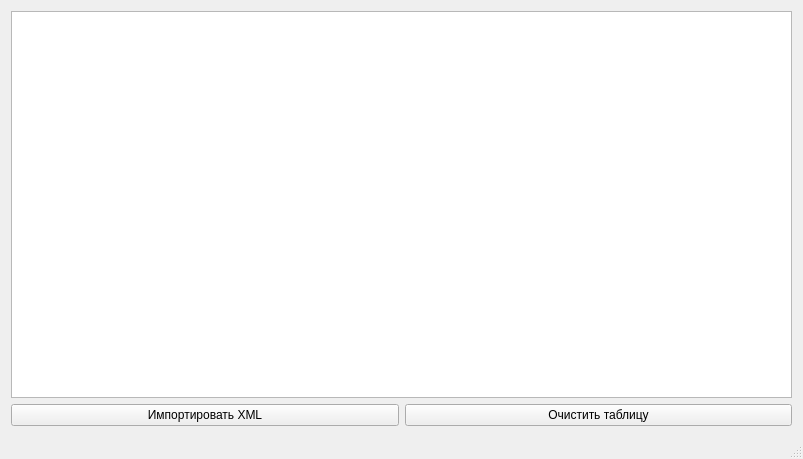
This is mainwindow.ui in leeroyka/XMLDB as Qt 5 draws it before an edit. The edited form follows.
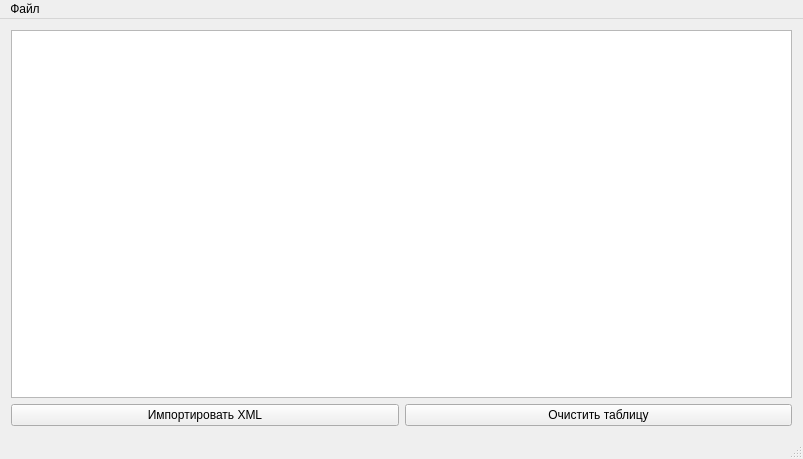
This is the edited form.

```diff
--- a/mainwindow.ui
+++ b/mainwindow.ui
@@ -43,6 +43,14 @@
      <height>20</height>
     </rect>
    </property>
+   <widget class="QMenu" name="menu">
+    <property name="title">
+     <string>Файл</string>
+    </property>
+    <addaction name="action"/>
+    <addaction name="action_2"/>
+   </widget>
+   <addaction name="menu"/>
   </widget>
   <widget class="QStatusBar" name="statusBar"/>
  </widget>
```
Left out of the diff: 13 changed lines with no effect on the pictures.
